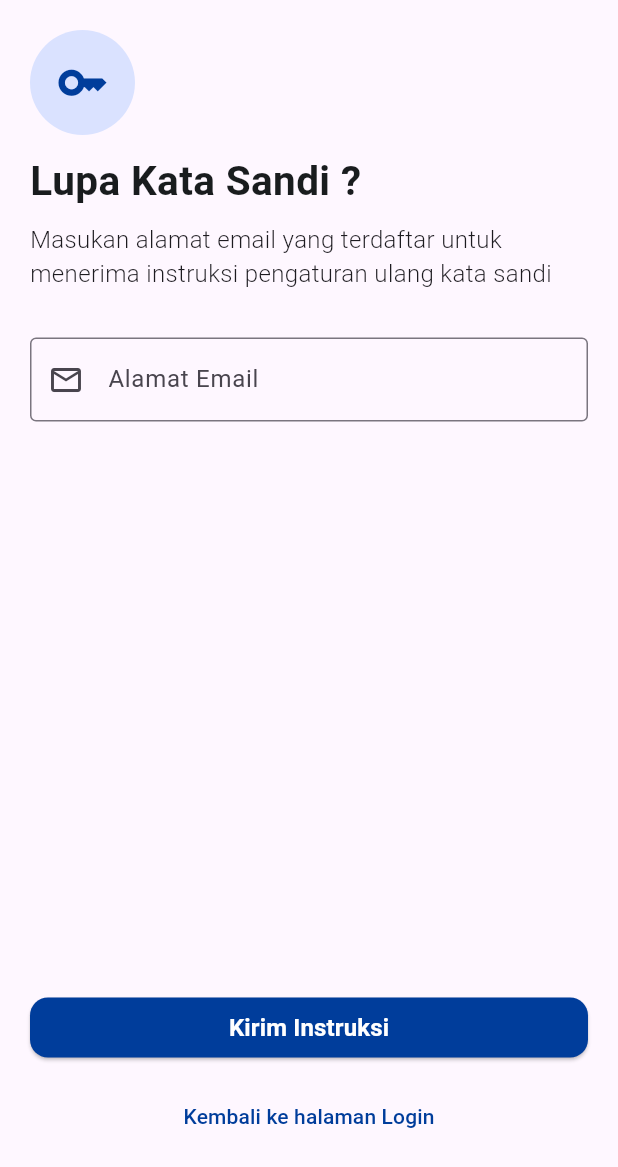
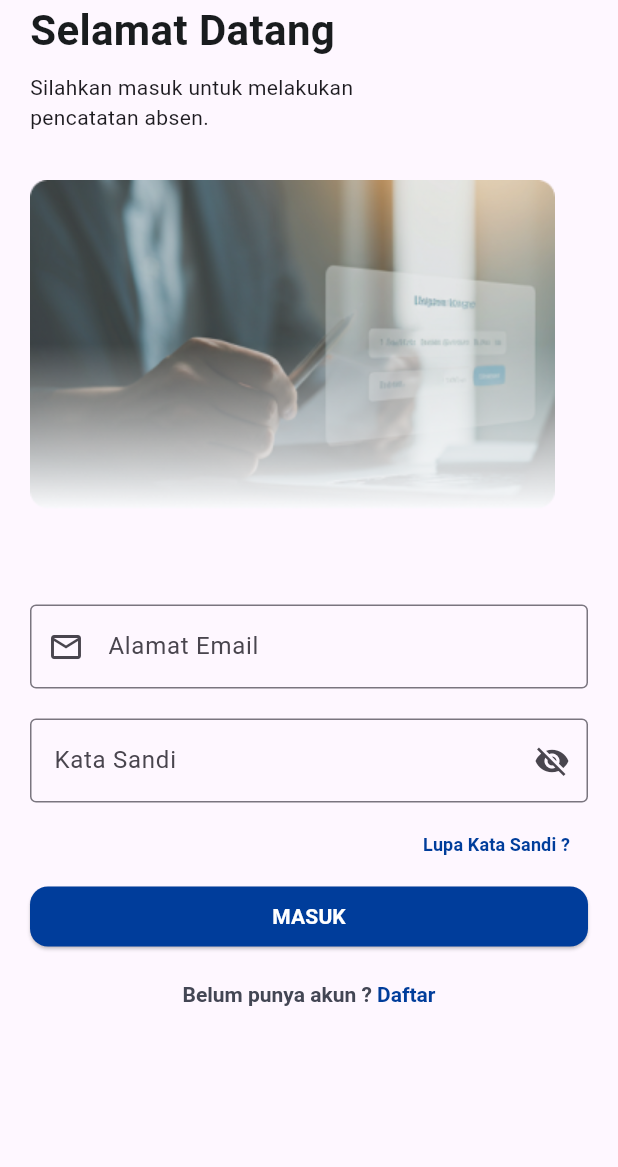
Before and after one commit to hernandoferry/sintakqu_attendance, a Flutter app: the screen it shows after launch, on a phone screen of 412 x 824 dp. Shown: the top 1167 px of the screen. Run offline on Flutter 3.47's test engine with Material 3 defaults, Android fonts, the phone set to English and light mode, and no system bars; our stand-ins replace bloc, dio, flutter_bloc.

Commit message:
add : login_icon.png,create: new cubit for auth

```diff
--- /dev/null
+++ b/lib/feature/auth/bloc/auth_event.dart
@@ -0,0 +1,4 @@
+part of 'auth_bloc.dart';
+
+@immutable
+sealed class AuthEvent {}
--- /dev/null
+++ b/lib/feature/auth/bloc/auth_state.dart
@@ -0,0 +1,6 @@
+part of 'auth_bloc.dart';
+
+@immutable
+sealed class AuthState {}
+
+final class AuthInitial extends AuthState {}
--- /dev/null
+++ b/lib/feature/auth/cubit/show_hide_password_cubit_cubit.dart
@@ -0,0 +1,16 @@
+import 'package:flutter_bloc/flutter_bloc.dart';
+import 'package:meta/meta.dart';
+
+part 'show_hide_password_cubit_state.dart';
+
+class ShowHidePasswordCubitCubit extends Cubit<ShowHidePasswordCubitState> {
+  ShowHidePasswordCubitCubit() : super(ShowHidePasswordCubitInitial());
+
+  void togglePasswordVisibility() {
+    if (state is ShowHidePasswordCubitInitial) {
+      final currentObscure = (state as ShowHidePasswordCubitInitial).isObscure;
+
+      emit(ShowHidePasswordCubitInitial(isObscure: !currentObscure));
+    }
+  }
+}
--- /dev/null
+++ b/lib/feature/auth/cubit/show_hide_password_cubit_state.dart
@@ -0,0 +1,10 @@
+part of 'show_hide_password_cubit_cubit.dart';
+
+@immutable
+sealed class ShowHidePasswordCubitState {}
+
+final class ShowHidePasswordCubitInitial extends ShowHidePasswordCubitState {
+  final bool isObscure;
+
+  ShowHidePasswordCubitInitial({this.isObscure = true});
+}
--- /dev/null
+++ b/lib/feature/auth/login.dart
@@ -0,0 +1,162 @@
+import 'package:flutter/material.dart';
+import 'package:flutter_bloc/flutter_bloc.dart';
+import 'package:sintakqu_attendance/feature/auth/cubit/show_hide_password_cubit_cubit.dart';
+
+class Login extends StatelessWidget {
+  Login({super.key});
+
+  final _emailController = TextEditingController();
+  final _InpSandiController = TextEditingController();
+
+  @override
+  Widget build(BuildContext context) {
+    return Scaffold(
+      body: SafeArea(
+        child: Padding(
+          padding: EdgeInsetsGeometry.only(left: 20, right: 20),
+          child: Column(
+            crossAxisAlignment: CrossAxisAlignment.start,
+            children: [
+              Text(
+                'Selamat Datang',
+                style: TextStyle(
+                  fontWeight: FontWeight.bold,
+                  color: Color(0xFF191C1E),
+                  fontSize: 28,
+                ),
+              ),
+              SizedBox(height: 8),
+              Padding(
+                padding: EdgeInsetsGeometry.only(right: 130),
+                child: Text(
+                  'Silahkan masuk untuk melakukan pencatatan absen.',
+                  style: TextStyle(fontSize: 14, fontWeight: FontWeight.w400),
+                ),
+              ),
+
+              SizedBox(height: 32),
+              Image.asset('assets/images/login_icon.png'),
+              SizedBox(height: 32),
+              TextFormField(
+                controller: _emailController,
+                keyboardType: TextInputType.emailAddress,
+                decoration: InputDecoration(
+                  labelText: 'Alamat Email',
+                  hintText: 'example@mail.com',
+                  prefixIcon: Icon(Icons.mail_outlined),
+                  border: OutlineInputBorder(),
+                ),
+
+                validator: (value) {
+                  if (value == null || value.trim().isEmpty) {
+                    return 'Mohon mengisi form email';
+                  }
+                  if (!RegExp(
+                    r'^[\w-\.]+@([\w-]+\.)+[\w-]{2,4}$',
+                  ).hasMatch(value)) {
+                    return 'Format email tidak sesuai !';
+                  }
+
+                  return null;
+                },
+              ),
+              SizedBox(height: 20),
+              BlocProvider(
+                create: (context) => ShowHidePasswordCubitCubit(),
+                child:
+                    BlocBuilder<
+                      ShowHidePasswordCubitCubit,
+                      ShowHidePasswordCubitState
+                    >(
+                      builder: (context, state) {
+                        bool isObscureValue = true;
+                        if (state is ShowHidePasswordCubitInitial) {
+                          isObscureValue = state.isObscure;
+                        }
+                        return TextFormField(
+                          obscureText: isObscureValue,
+                          decoration: InputDecoration(
+                            labelText: 'Kata Sandi',
+                            border: OutlineInputBorder(),
+                            suffixIcon: IconButton(
+                              onPressed: () {
+                                context
+                                    .read<ShowHidePasswordCubitCubit>()
+                                    .togglePasswordVisibility();
+                              },
+                              icon: Icon(
+                                isObscureValue
+                                    ? Icons.visibility_off
+                                    : Icons.visibility,
+                              ),
+                            ),
+                          ),
+                        );
+                      },
+                    ),
+              ),
+
+              SizedBox(height: 4),
+              Align(
+                alignment: AlignmentGeometry.centerRight,
+                child: TextButton(
+                  onPressed: () {},
+                  child: const Text(
+                    'Lupa Kata Sandi ?',
+                    style: TextStyle(
+                      fontSize: 12,
+                      fontWeight: FontWeight.w700,
+                      color: Color(0XFF003D9B),
+                    ),
+                  ),
+                ),
+              ),
+              SizedBox(
+                width: double.infinity,
+                child: ElevatedButton(
+                  style: ElevatedButton.styleFrom(
+                    backgroundColor: Color(0XFF003D9B),
+                    shape: RoundedRectangleBorder(
+                      borderRadius: BorderRadiusGeometry.circular(12),
+                    ),
+                  ),
+                  onPressed: () {},
+                  child: const Text(
+                    'MASUK',
+                    style: TextStyle(
+                      fontSize: 14,
+                      fontWeight: FontWeight.bold,
+                      color: Color(0XFFFFFFFF),
+                    ),
+                  ),
+                ),
+              ),
+              SizedBox(height: 20),
+              Align(
+                alignment: AlignmentGeometry.bottomCenter,
+                child: RichText(
+                  text: TextSpan(
+                    style: TextStyle(color: Color(0XFF434654)),
+                    children: [
+                      TextSpan(
+                        text: 'Belum punya akun ? ',
+                        style: TextStyle(fontWeight: FontWeight.bold),
+                      ),
+                      TextSpan(
+                        text: 'Daftar',
+                        style: TextStyle(
+                          color: Color(0XFF003D9B),
+                          fontWeight: FontWeight.bold,
+                        ),
+                      ),
+                    ],
+                  ),
+                ),
+              ),
+            ],
+          ),
+        ),
+      ),
+    );
+  }
+}
--- a/lib/main.dart
+++ b/lib/main.dart
@@ -1,5 +1,6 @@
 import 'package:flutter/material.dart';
-import 'package:sintakqu_attendance/forgot_password.dart';
+import 'package:sintakqu_attendance/feature/auth/login.dart';
+// import 'package:sintakqu_attendance/forgot_password.dart';
 // import 'package:sintakqu_attendance/feature/register/registrasi.dart';
 // import 'package:sintakqu_attendance/splash_screen.dart';
 
@@ -18,7 +19,8 @@ class MyApp extends StatelessWidget {
       theme: ThemeData(colorScheme: .fromSeed(seedColor: Colors.deepPurple)),
       // home: SplashScreen(),
       // home: Registrasi(),
-      home: ForgotPassword(),
+      // home: ForgotPassword(),
+      home: Login(),
     );
   }
 }
```
Also changed, not shown: analysis_options.yaml (+9 -0 lines), lib/core/network/dio_client.dart (added, +18 -0 lines), lib/feature/auth/bloc/auth_bloc.dart (added, +13 -0 lines), lib/feature/auth/model/respon_login_model.dart (added, +74 -0 lines), pubspec.yaml (+11 -11 lines), assets/images/login_icon.png (added), lib/feature/auth/model/respon_login_model.g.dart (added), pubspec.lock, 5 other files.
